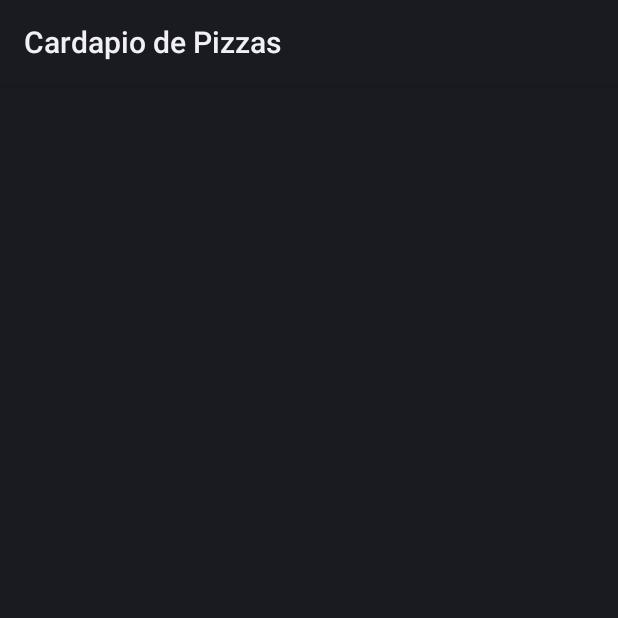
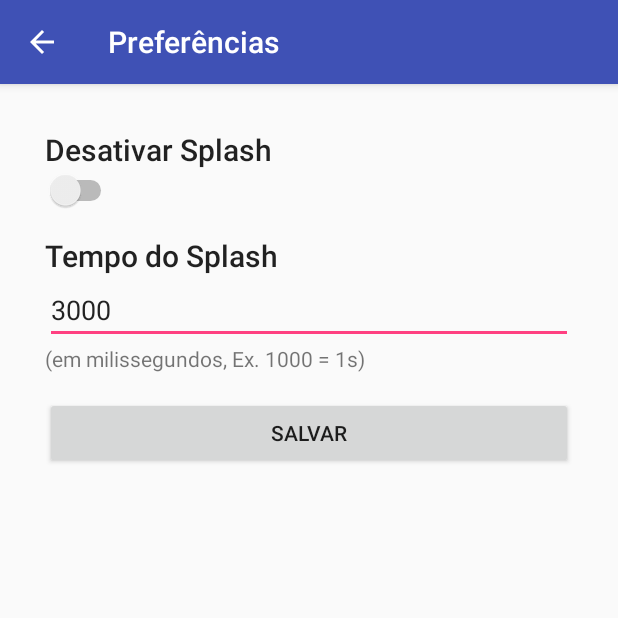
Before and after one commit to fernandomazola-student/2TINA-Android-Ex06-ListViewMenuActionBarSharedPrefences, an Android app: the screen it shows after launch (PreferenciasActivity), in the options menu, after a tap on "Preferências", on a phone screen of 412 x 824 dp, the top half of it. Run offline under Robolectric (Android 15) with nearby library versions, the phone set to English and light mode, and no system bars.

Commit message:
Projeto finalizado, ajustes no splash

```diff
--- a/app/src/main/AndroidManifest.xml
+++ b/app/src/main/AndroidManifest.xml
@@ -6,6 +6,7 @@
         android:allowBackup="true"
         android:icon="@mipmap/ic_launcher"
         android:label="@string/app_name"
+        android:theme="@style/AppTheme"
         android:supportsRtl="true">
         <activity
             android:name=".MainActivity"
@@ -18,9 +19,9 @@
         </activity>
         <activity
             android:name=".PizzaCardapioActivity"
-            android:theme="@style/AppTheme" />
+             />
         <activity
-            android:name=".PizzaInfo" android:theme="@style/AppTheme" />
+            android:name=".PizzaInfo" />
         <activity android:name=".PreferenciasActivity"></activity>
     </application>
 
--- a/app/src/main/java/br/com/fiap/exercicios/listview/RM77282/MainActivity.java
+++ b/app/src/main/java/br/com/fiap/exercicios/listview/RM77282/MainActivity.java
@@ -2,17 +2,27 @@ package br.com.fiap.exercicios.listview.RM77282;
 
 import android.app.ActionBar;
 import android.content.Intent;
+import android.content.SharedPreferences;
 import android.os.Handler;
 import android.support.v7.app.AppCompatActivity;
 import android.os.Bundle;
 
 public class MainActivity extends AppCompatActivity {
 
+    SharedPreferences sp;
+
     @Override
     protected void onCreate(Bundle savedInstanceState) {
         super.onCreate(savedInstanceState);
         setContentView(R.layout.activity_main);
 
+
+        sp = getSharedPreferences("PizzaPreferencia", MODE_PRIVATE);
+        int temposplash = sp.getInt("temposplash", 3000);
+        boolean desativar = sp.getBoolean("desativar", false);
+
+
+        if(!desativar){
             Handler handler = new Handler();
             handler.postDelayed(new Runnable() {
                 @Override
@@ -22,8 +32,12 @@ public class MainActivity extends AppCompatActivity {
                     startActivity(it);
                     finish(); //Finalizamos essa activity para o usuário não voltar
                 }
-        }, 4000);
+            }, temposplash);
 
-
+        }else{
+            Intent it = new Intent(this, PizzaCardapioActivity.class);
+            startActivity(it);
+            finish();
         }
     }
+}
--- a/app/src/main/java/br/com/fiap/exercicios/listview/RM77282/PizzaCardapioActivity.java
+++ b/app/src/main/java/br/com/fiap/exercicios/listview/RM77282/PizzaCardapioActivity.java
@@ -42,9 +42,6 @@ public class PizzaCardapioActivity extends AppCompatActivity {
                 startActivity(it);
             }
         });
-
-
-
 }
 
     @Override
@@ -52,15 +49,17 @@ public class PizzaCardapioActivity extends AppCompatActivity {
         //INFLA O MENU COM ITENS DO XML
         getMenuInflater().inflate(R.menu.menu, menu);
         return super.onCreateOptionsMenu(menu);
+
+
+
     }
-
 
     @Override
     public boolean onOptionsItemSelected(MenuItem item) {
         //VERIFICA QUAL ITEM FOI CLICADO NA ACTIONBAR E REALIZA UMA AÇÃO
-        if(item.getItemId() == R.id.preferencias){
-            Intent iti = new Intent(this, PreferenciasActivity.class);
-            startActivity(iti);
+        if(item.getItemId() == R.id.mnpreferencias){
+            Intent it = new Intent(this, PreferenciasActivity.class);
+            startActivity(it);
         }
         return super.onOptionsItemSelected(item);
     }
--- a/app/src/main/java/br/com/fiap/exercicios/listview/RM77282/PreferenciasActivity.java
+++ b/app/src/main/java/br/com/fiap/exercicios/listview/RM77282/PreferenciasActivity.java
@@ -1,13 +1,58 @@
 package br.com.fiap.exercicios.listview.RM77282;
 
+import android.content.SharedPreferences;
+import android.support.v7.app.ActionBar;
 import android.support.v7.app.AppCompatActivity;
 import android.os.Bundle;
+import android.view.MenuItem;
+import android.view.View;
+import android.widget.EditText;
+import android.widget.Switch;
 
 public class PreferenciasActivity extends AppCompatActivity {
+
+    SharedPreferences sp;
+    EditText splashtxt;
+    Switch desativarsplash;
 
     @Override
     protected void onCreate(Bundle savedInstanceState) {
         super.onCreate(savedInstanceState);
         setContentView(R.layout.activity_preferencias);
+
+        splashtxt = (EditText) findViewById(R.id.txtSplash);
+        desativarsplash = (Switch) findViewById(R.id.desativarSplash);
+        sp = getSharedPreferences("PizzaPreferencia", MODE_PRIVATE);
+
+        splashtxt.setText(String.valueOf( sp.getInt("temposplash", 3000) ));
+        desativarsplash.setChecked( sp.getBoolean("desativar", false) );
+
+        ActionBar actionBar = getSupportActionBar();
+        actionBar.setTitle(getString(R.string.preferencias));
+        actionBar.setDisplayHomeAsUpEnabled(true);
+
+    }
+
+
+    public void salvarPreferencias(View view) {
+        int time = Integer.valueOf( splashtxt.getText().toString() );
+        boolean disable = desativarsplash.isChecked();
+
+        SharedPreferences.Editor e = sp.edit();
+        e.putBoolean("desativar", disable);
+        e.putInt("temposplash", time);
+        e.commit();
+        finish();
+    }
+
+
+    public boolean onOptionsItemSelected(MenuItem item) {
+        switch (item.getItemId()) {
+            case android.R.id.home:
+                finish();
+                return true;
+            default:
+                return super.onOptionsItemSelected(item);
+        }
     }
 }
--- a/app/src/main/res/layout/activity_preferencias.xml
+++ b/app/src/main/res/layout/activity_preferencias.xml
@@ -4,7 +4,45 @@
     android:id="@+id/activity_preferencias"
     android:layout_width="match_parent"
     android:layout_height="match_parent"
+    android:padding="30dp"
     android:orientation="vertical"
     tools:context="br.com.fiap.exercicios.listview.RM77282.PreferenciasActivity">
 
+    <TextView
+        android:layout_width="match_parent"
+        android:layout_height="wrap_content"
+        android:text="@string/desativar_splash"
+        android:textAppearance="@style/Base.TextAppearance.AppCompat.Title"/>
+
+    <Switch
+        android:layout_width="wrap_content"
+        android:layout_height="wrap_content"
+        android:id="@+id/desativarSplash" />
+
+
+    <TextView
+        android:layout_width="match_parent"
+        android:layout_height="wrap_content"
+        android:layout_marginTop="16dp"
+        android:textAppearance="@style/Base.TextAppearance.AppCompat.Title"
+        android:text="@string/tempo_splash"/>
+
+    <EditText
+        android:layout_width="match_parent"
+        android:layout_height="wrap_content"
+        android:inputType="number"
+        android:id="@+id/txtSplash"/>
+    <TextView
+        android:layout_width="match_parent"
+        android:layout_height="wrap_content"
+        android:text="@string/exemplo_splash"/>
+
+    <Button
+        android:layout_width="match_parent"
+        android:layout_height="wrap_content"
+        android:layout_marginTop="@dimen/activity_vertical_margin"
+        android:onClick="salvarPreferencias"
+        android:text="@string/salvar"/>
+
+
 </LinearLayout>
--- a/app/src/main/res/menu/menu.xml
+++ b/app/src/main/res/menu/menu.xml
@@ -1,13 +1,9 @@
 <?xml version="1.0" encoding="utf-8"?>
-<menu xmlns:android="http://schemas.android.com/apk/res/android"
-    xmlns:app="http://schemas.android.com/apk/res-auto"
-    >
+<menu
+    xmlns:android="http://schemas.android.com/apk/res/android">
+    <item
+        android:id="@+id/mnpreferencias"
+        android:title="@string/preferencias"
 
-
-    <item
-        android:id="@+id/preferencias"
-        app:showAsAction="never"
-        android:title="@string/preferencias" />
-
-
+        />
 </menu>
--- a/app/src/main/res/values/strings.xml
+++ b/app/src/main/res/values/strings.xml
@@ -2,4 +2,8 @@
     <string name="app_name">Cardapio de Pizzas</string>
     <string name="preferencias">Preferências</string>
     <string name="cardapio_pizzas">Cardapio de Pizzas</string>
+    <string name="desativar_splash">Desativar Splash</string>
+    <string name="tempo_splash">Tempo do Splash</string>
+    <string name="exemplo_splash">(em milissegundos, Ex. 1000 = 1s)</string>
+    <string name="salvar">Salvar</string>
 </resources>
```
Lines whose indentation alone changed are shown as unchanged.
